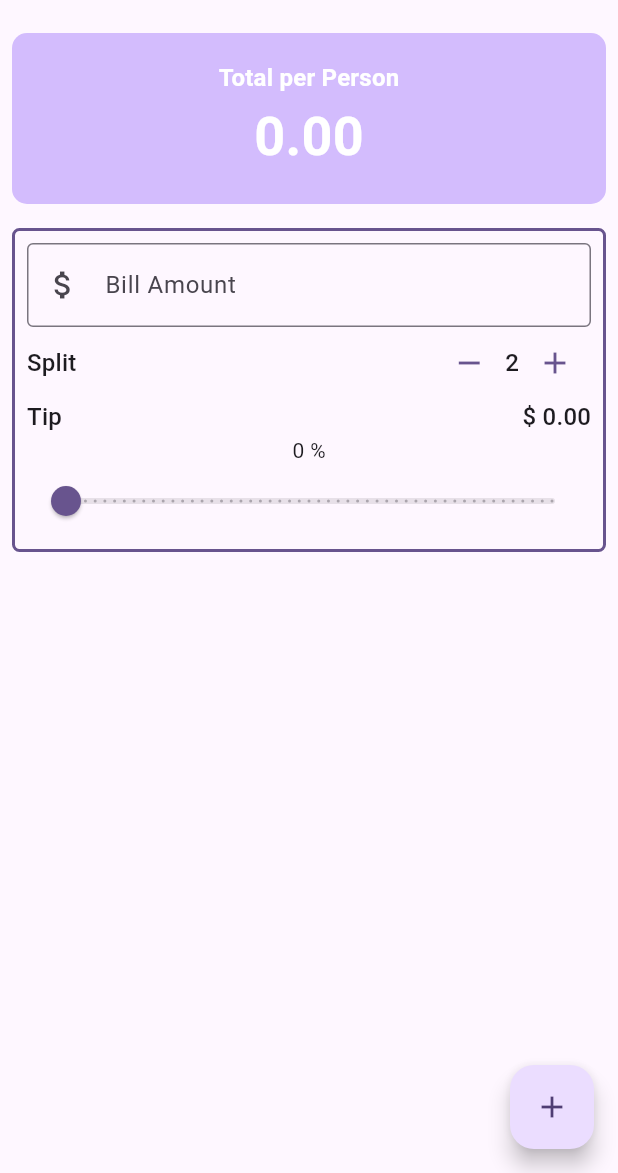
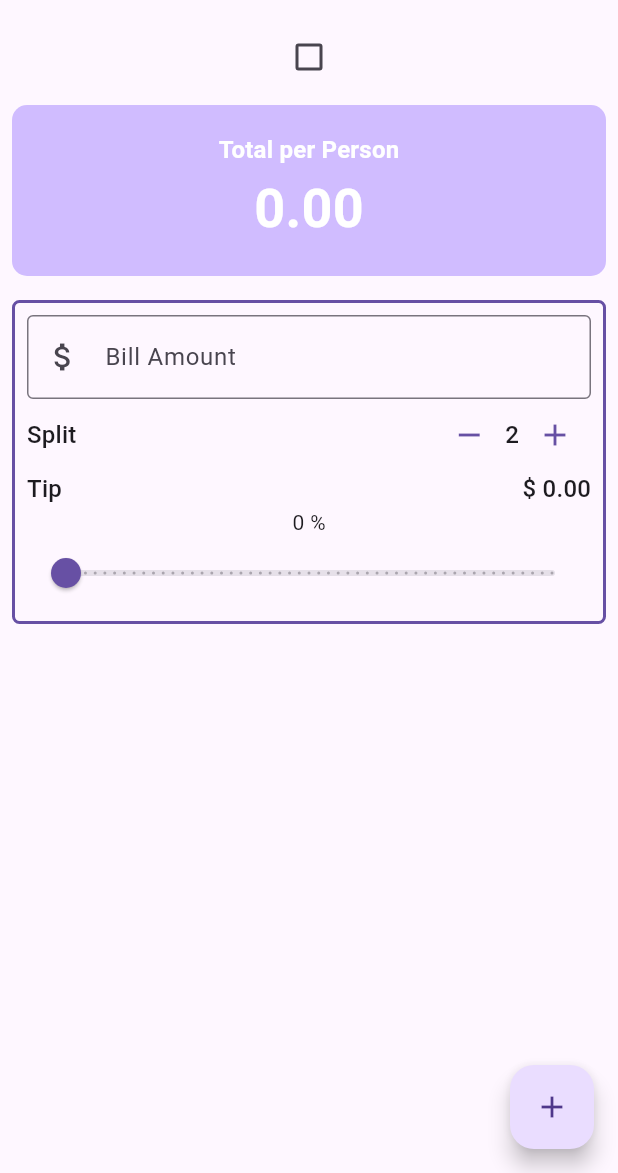
Before and after one commit to benbaka/utip, a Flutter app: the screen it shows after launch, after a tap on the "add" icon, on a phone screen of 412 x 824 dp, the part 63-1236 px from its top. Run offline on Flutter 3.47's test engine with Material 3 defaults, Android fonts, the phone set to English and light mode, and no system bars; missing offline and left inert: dart:ffi.

```diff
--- a/lib/main.dart
+++ b/lib/main.dart
@@ -4,13 +4,22 @@ import 'package:flutter/material.dart';
 import 'package:flutter/services.dart';
 import 'package:flutter/widgets.dart';
 import 'package:provider/provider.dart';
+import 'package:utip/providers/ThemeSelectorModel.dart';
 import 'package:utip/providers/TipCalculatorModel.dart';
 import 'package:utip/widgets/person_counter.dart';
 
 
 void main() {
-  runApp(ChangeNotifierProvider(create: ( context) => Tipcalculatormodel(),
-  child: const MyApp()));
+  runApp(
+
+      MultiProvider(
+        providers: [
+          ChangeNotifierProvider(create: ( context) => Tipcalculatormodel() ),
+          ChangeNotifierProvider(create: (context) => ThemeSelectorModel() )
+
+        ],
+          child: const MyApp()),
+      );
 }
 
 class MyApp extends StatelessWidget {
@@ -19,27 +28,32 @@ class MyApp extends StatelessWidget {
   // This widget is the root of your application.
   @override
   Widget build(BuildContext context) {
+
+    final themeToggle = Provider.of<ThemeSelectorModel>(context);
+
     return MaterialApp(
       title: 'UTip',
-      theme: ThemeData(
-        // This is the theme of your application.
-        //
-        // TRY THIS: Try running your application with "flutter run". You'll see
-        // the application has a purple toolbar. Then, without quitting the app,
-        // try changing the seedColor in the colorScheme below to Colors.green
-        // and then invoke "hot reload" (save your changes or press the "hot
-        // reload" button in a Flutter-supported IDE, or press "r" if you used
-        // the command line to start the app).
-        //
-        // Notice that the counter didn't reset back to zero; the application
-        // state is not lost during the reload. To reset the state, use hot
-        // restart instead.
-        //
-        // This works for code too, not just values: Most code changes can be
-        // tested with just a hot reload.
-        colorScheme: ColorScheme.fromSeed(seedColor: Colors.deepPurple),
-        useMaterial3: true,
-      ),
+      //darkTheme: ThemeData.dark(),
+      theme: themeToggle.themeData,
+      // theme: ThemeData(
+      //   // This is the theme of your application.
+      //   //
+      //   // TRY THIS: Try running your application with "flutter run". You'll see
+      //   // the application has a purple toolbar. Then, without quitting the app,
+      //   // try changing the seedColor in the colorScheme below to Colors.green
+      //   // and then invoke "hot reload" (save your changes or press the "hot
+      //   // reload" button in a Flutter-supported IDE, or press "r" if you used
+      //   // the command line to start the app).
+      //   //
+      //   // Notice that the counter didn't reset back to zero; the application
+      //   // state is not lost during the reload. To reset the state, use hot
+      //   // restart instead.
+      //   //
+      //   // This works for code too, not just values: Most code changes can be
+      //   // tested with just a hot reload.
+      //   colorScheme: ColorScheme.fromSeed(seedColor: Colors.deepPurple),
+      //   useMaterial3: true,
+      // ),
       home: const UTip(title: 'Flutter Demo Home Page'),
     );
   }
@@ -125,6 +139,7 @@ class _UTipState extends State<UTip> {
     // than having to individually change instances of widgets.fff
     var theme = Theme.of(context);
     final model = Provider.of<Tipcalculatormodel>(context);
+    final themeToggle = Provider.of<ThemeSelectorModel>(context);
 
     final style = theme.textTheme.titleMedium!.copyWith(
       color: theme.colorScheme.onPrimary, fontWeight: FontWeight.bold
@@ -146,6 +161,10 @@ class _UTipState extends State<UTip> {
       body: Column(
         crossAxisAlignment: CrossAxisAlignment.stretch,
         children: [
+           Checkbox(value: themeToggle.selectedThemeGlobal  , onChanged: (value) => {
+            themeToggle.setToggleTheme()
+          }),
+
           Padding(
             padding: const EdgeInsets.all(8.0),
             child: Container(
--- /dev/null
+++ b/lib/providers/ThemeSelectorModel.dart
@@ -0,0 +1,18 @@
+
+
+import 'package:flutter/material.dart';
+
+class ThemeSelectorModel with ChangeNotifier {
+
+  bool selectedTheme = false;
+  ThemeData themeData = ThemeData.light();
+
+
+  bool get selectedThemeGlobal => selectedTheme;
+
+  void setToggleTheme() {
+    selectedTheme = !selectedTheme;
+    themeData = selectedTheme ? ThemeData.dark() : ThemeData.light() ;
+    notifyListeners();
+  }
+}
```
